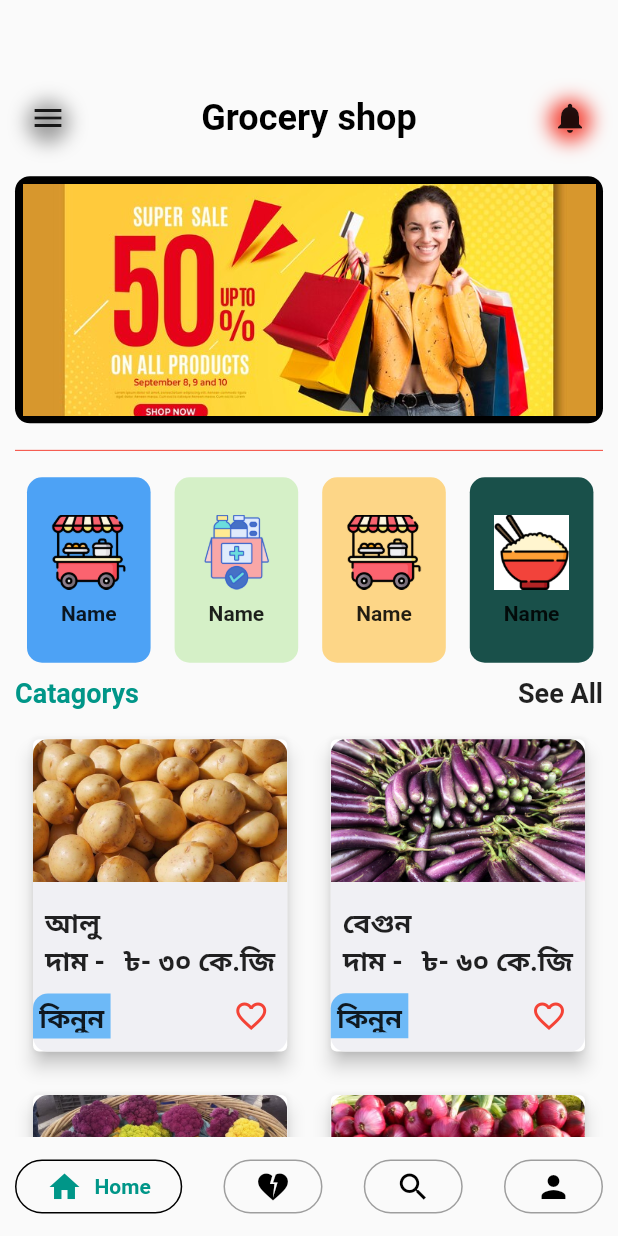
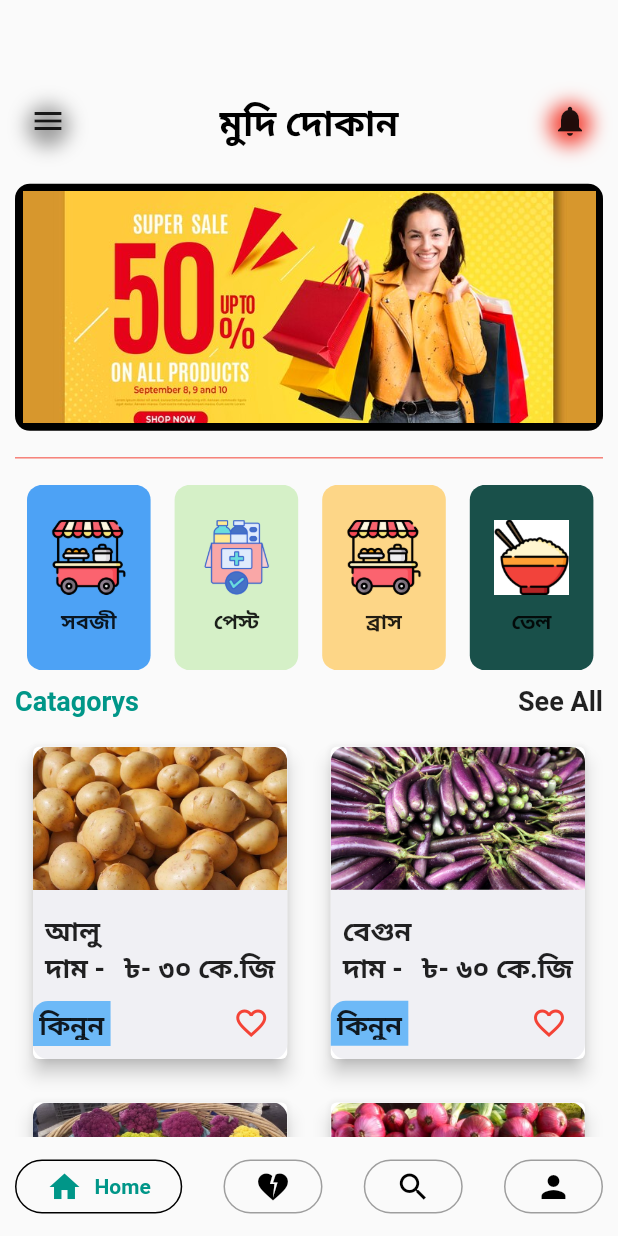
Before and after one commit to srmanry/mudidokan, a Flutter app: the screen it shows after launch, on a phone screen of 412 x 824 dp. Run offline on Flutter 3.47's test engine with Material 2 defaults, Android fonts, the phone set to English and light mode, and no system bars; drawn by our look-alikes of google_nav_bar; our stand-ins replace device_preview, get, intl_phone_field.

Commit message:
catacory name add

```diff
--- a/lib/custom/cust_appbar.dart
+++ b/lib/custom/cust_appbar.dart
@@ -43,7 +43,7 @@ class CustomAppbar extends StatelessWidget implements PreferredSizeWidget {
               child: drawer,
             ),
           ),
-          Text("Grocery shop",
+          Text("মুদি দোকান",
               style: robotoBold.copyWith(
                   color: Colors.black, fontWeight: FontWeight.bold)),
           InkWell(
--- a/lib/homepage.dart
+++ b/lib/homepage.dart
@@ -26,6 +26,16 @@ class HomeScreen extends StatelessWidget {
     "assets/catagory/c5.png",
     "assets/catagory/c6.png",
     "assets/catagory/c7.png",
+  ];
+  List catagorynamelist = [
+    "সবজী",
+    "পেস্ট",
+    "ব্রাস",
+    "তেল",
+    "সবান",
+    "পেস্ট",
+    "ব্রাস",
+    "চাল",
   ];
   @override
   Widget build(BuildContext context) {
@@ -97,7 +107,7 @@ class HomeScreen extends StatelessWidget {
                                   height: 8,
                                 ),
                                 Text(
-                                  "Name",
+                                  catagorynamelist[index],
                                   style: robotoMedium.copyWith(
                                       fontWeight: FontWeight.bold),
                                 )
--- a/pubspec.yaml
+++ b/pubspec.yaml
@@ -39,6 +39,7 @@ dependencies:
   intl_phone_field: ^3.2.0
   google_nav_bar: ^5.0.6
   get: ^4.6.6
+  flutter_screenutil: ^5.9.0
 
 dev_dependencies:
   flutter_test:
```
Also changed, not shown: pubspec.lock.
